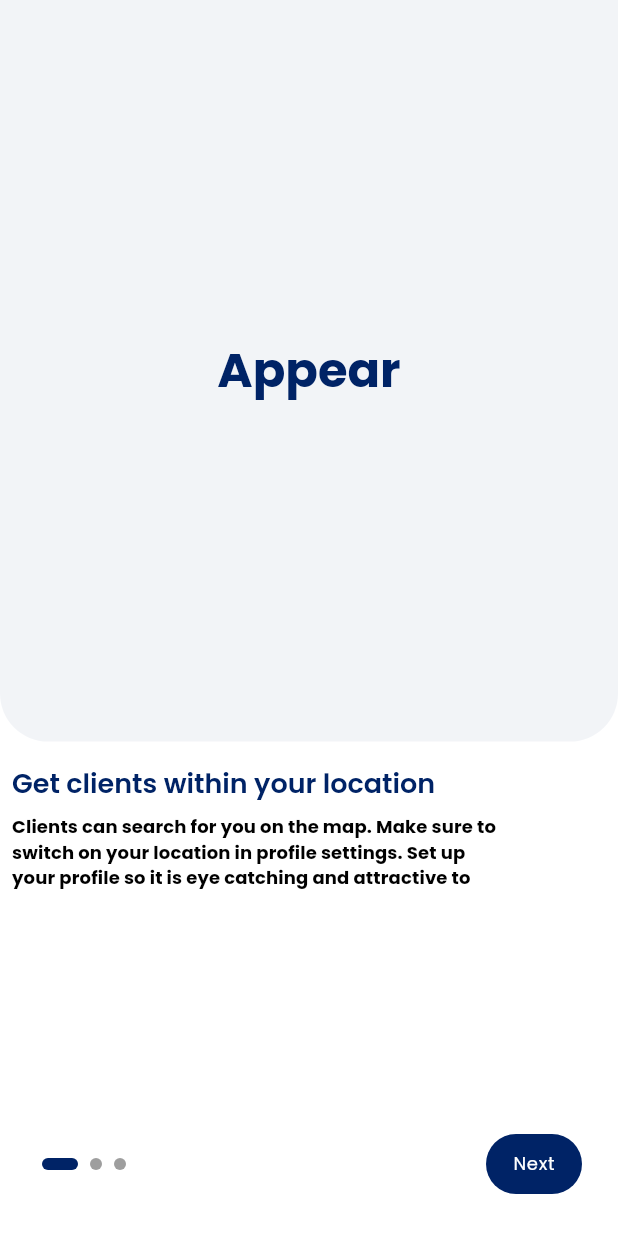
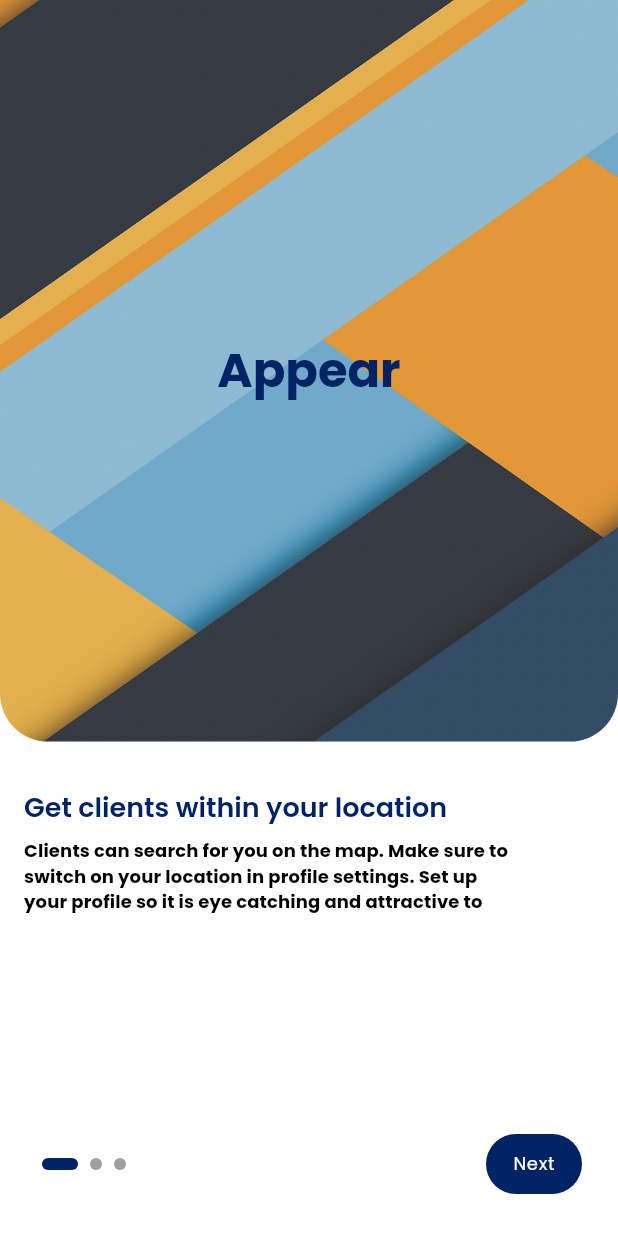
Before and after one commit to ahmvddddd/vider_provider, a Flutter app: the screen it shows after launch, on a phone screen of 412 x 824 dp. Shown: the top 1233 px of the screen. Run offline on Flutter 3.47's test engine with Material 3 defaults, Android fonts, the light colour scheme and no system bars; drawn by our look-alikes of animated_text_kit; our stand-ins replace awesome_notifications, badges, camera, carousel_slider, dio, firebase_core and 16 more; accounts and stored records are empty; project files that could hold a hidden picture were left out.

Commit message:
onboarding screen

```diff
--- a/lib/screens/onboarding/onboarding_screen.dart
+++ b/lib/screens/onboarding/onboarding_screen.dart
@@ -3,6 +3,7 @@ import 'package:flutter_riverpod/flutter_riverpod.dart';
 import 'package:animated_text_kit/animated_text_kit.dart';
 import 'package:vider_provider/screens/authentication/auth_screen.dart';
 import '../../utils/constants/custom_colors.dart';
+import '../../utils/constants/image_strings.dart';
 import '../../utils/constants/sizes.dart';
 import '../../utils/helpers/helper_function.dart';
 
@@ -97,6 +98,10 @@ class _OnboardingScreenState extends ConsumerState<OnboardingScreen> {
                       width: screenWidth,
                       alignment: Alignment.center,
                       decoration: BoxDecoration(
+    image: DecorationImage(
+      image: AssetImage(Images.material3), // or NetworkImage(...)
+      fit: BoxFit.cover, // BoxFit.cover, contain, fill, etc.
+    ),
                         color: CustomColors.primary.withValues(alpha: 0.05),
                         borderRadius: const BorderRadius.only(
                           bottomLeft: Radius.circular(Sizes.xl),
@@ -132,9 +137,9 @@ class _OnboardingScreenState extends ConsumerState<OnboardingScreen> {
                                   ),
                             ),
                     ),
-                    const SizedBox(height: Sizes.spaceBtwItems),
+                    const SizedBox(height: Sizes.spaceBtwSections),
                     Padding(
-                      padding: const EdgeInsets.symmetric(horizontal: Sizes.sm),
+                      padding: const EdgeInsets.symmetric(horizontal: Sizes.spaceBtwItems),
                       child: Column(
                         crossAxisAlignment: CrossAxisAlignment.start,
                         children: [
--- a/lib/screens/service/widgets/services.dart
+++ b/lib/screens/service/widgets/services.dart
@@ -13,15 +13,13 @@ class Services extends StatelessWidget {
     return Container(
       decoration: BoxDecoration(
         border: Border.all(
-          color: dark
-          ? CustomColors.white
-          :CustomColors.black,
+          color: CustomColors.primary
         ),
           borderRadius: BorderRadius.circular(Sizes.cardRadiusLg),
           color: dark
           ? Colors.white.withValues(alpha: 0.1)
           :Colors.black.withValues(alpha: 0.1)),
-      padding: const EdgeInsets.all(2),
+      padding: const EdgeInsets.all(Sizes.xs),
       child: Center(
         child: Text(
           service,
--- a/lib/screens/service/widgets/user_bio.dart
+++ b/lib/screens/service/widgets/user_bio.dart
@@ -13,11 +13,11 @@ class UserBio extends StatelessWidget {
     return Column(
       children: [
         const TSectionHeading(
-              title: 'About',
+              title: 'About Me',
               showActionButton: false,
             ),
             const SizedBox(
-              height: Sizes.sm,
+              height: Sizes.spaceBtwItems,
             ),
             SizedBox(
               width: screenWidth * 0.90,
--- a/lib/utils/constants/image_strings.dart
+++ b/lib/utils/constants/image_strings.dart
@@ -10,6 +10,9 @@ class Images {
 
 
   //services
+  static const String material = "assets/utility_images/material.jpg";
+  static const String material2 = "assets/utility_images/material_full_blur.jpg";
+  static const String material3 = "assets/utility_images/material_half_blur.jpg";
   static const String carpenter = "assets/utility_images/carpenter.jpg";
   static const String chef = "assets/utility_images/chef.jpg";
   static const String fashionDesigner = "assets/utility_images/fashion_designer.jpg";
```
Also changed, not shown: assets/utility_images/material.jpg (added), assets/utility_images/material_full_blur.jpg (added), assets/utility_images/material_half_blur.jpg (added).
